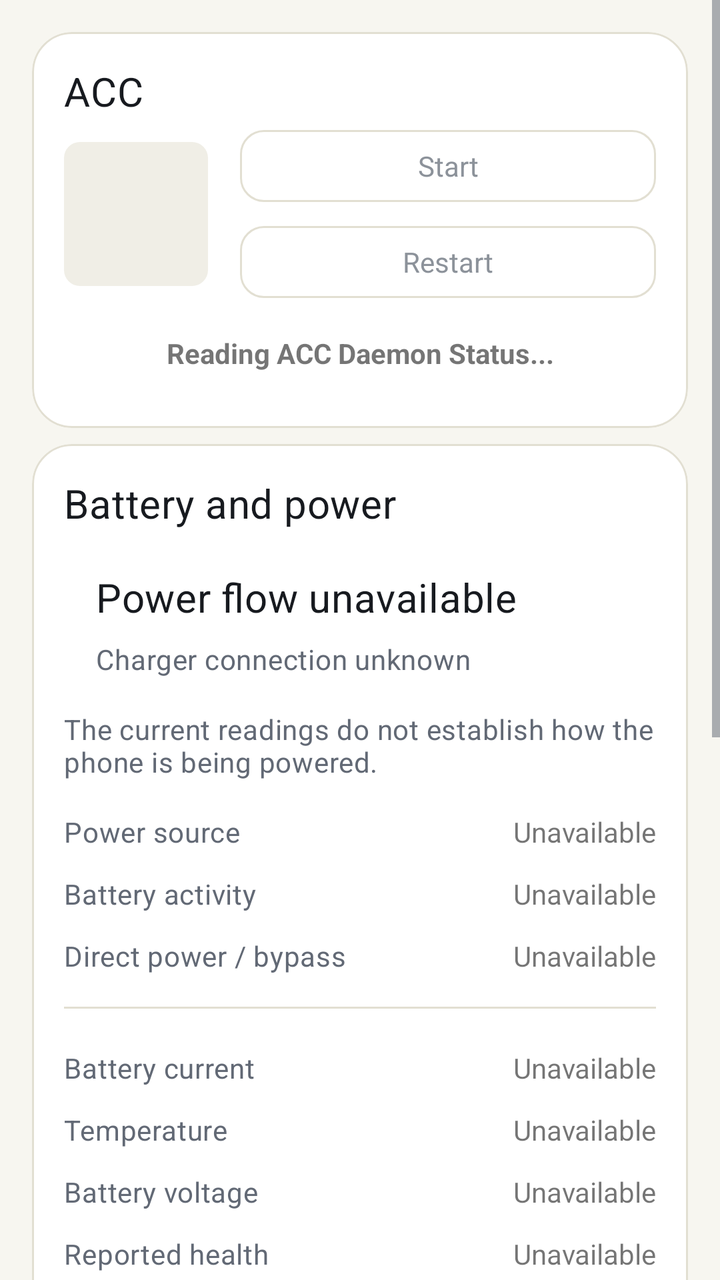
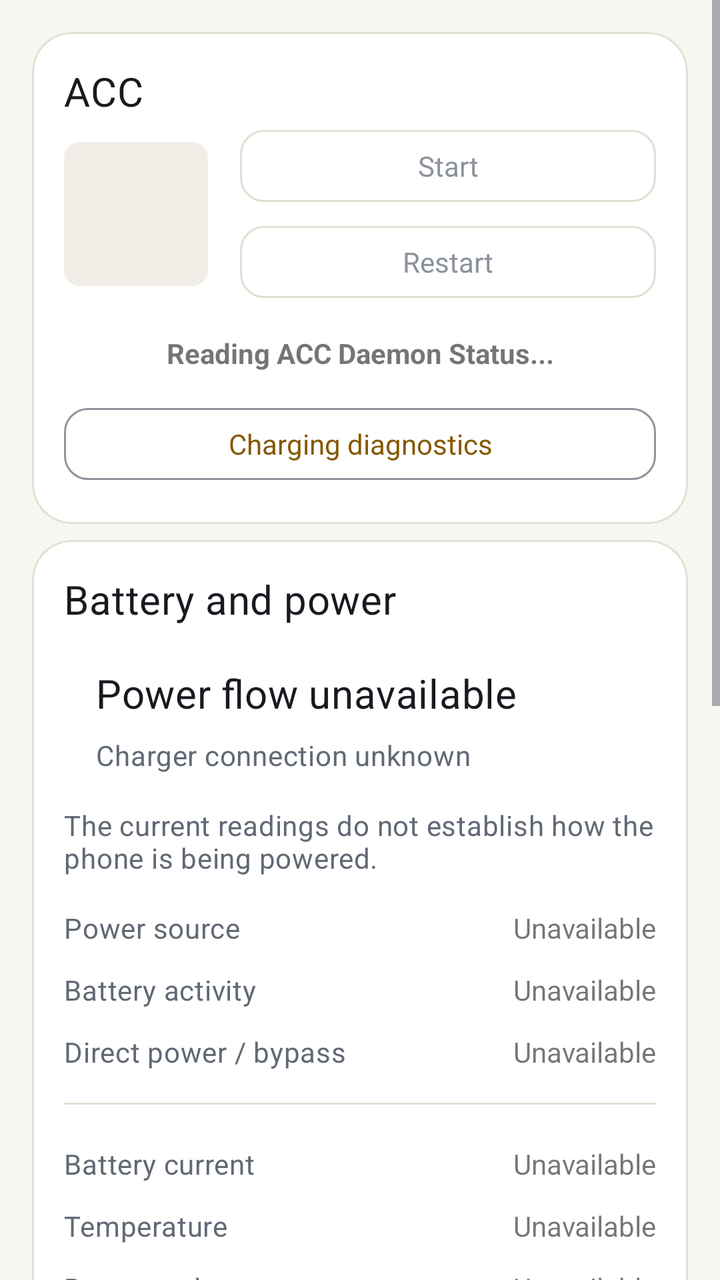

An Android layout rendered at two revisions. The XML below is the earlier revision; the diff shows what the commit changed to produce the second picture.
<!-- AndroidManifest.xml: application theme AccaTheme.DayNight -->
<!-- res/layout/dashboard_fragment.xml -->
<?xml version="1.0" encoding="utf-8"?>
<ScrollView xmlns:android="http://schemas.android.com/apk/res/android"
    xmlns:app="http://schemas.android.com/apk/res-auto"
    xmlns:tools="http://schemas.android.com/tools"
    android:layout_width="match_parent"
    android:layout_height="match_parent"
    android:fillViewport="true"
    android:clipToPadding="false"
    android:paddingBottom="16dp"
    app:layout_behavior="@string/appbar_scrolling_view_behavior"
    tools:context=".activities.MainActivity">

    <LinearLayout
        android:layout_width="match_parent"
        android:layout_height="wrap_content"
        android:orientation="vertical">

        
        <com.google.android.material.card.MaterialCardView
            android:id="@+id/status_card_view"
            style="@style/Widget.Acca.Card"
            android:layout_width="match_parent"
            android:layout_height="wrap_content"
            android:layout_marginLeft="@dimen/card_margin"
            android:layout_marginBottom="@dimen/card_margindiv2"
            android:layout_marginTop="@dimen/card_margin"
            android:layout_marginRight="@dimen/card_margin"
            app:cardCornerRadius="@dimen/card_corner_radius"
            app:cardElevation="0dp"
            app:contentPadding="@dimen/card_content_padding">

            <LinearLayout
                android:layout_width="match_parent"
                android:layout_height="wrap_content"
                android:orientation="vertical">

                <TextView
                    android:id="@+id/dash_title_accdStatus_textView"
                    android:layout_width="wrap_content"
                    android:layout_height="wrap_content"
                    android:text="@string/title_acc"
                    android:textAppearance="@style/TextAppearance.Acca.Title" />

                <LinearLayout
                    android:layout_width="match_parent"
                    android:layout_height="wrap_content"
                    android:gravity="center_vertical"
                    android:orientation="horizontal">

                    <RelativeLayout
                        android:id="@+id/dash_accdStatus_frameLay"
                        android:layout_width="wrap_content"
                        android:layout_height="wrap_content"
                        android:background="@drawable/code_surface"
                        android:padding="12dp">

                        <ImageView
                            android:id="@+id/dash_accdStatus_imageView"
                            android:layout_width="@dimen/acc_status_icon"
                            android:layout_height="@dimen/acc_status_icon"
                            app:tint="@color/color_primary" />

                        <ProgressBar
                            android:id="@+id/dash_accdStatus_pb"
                            android:layout_width="@dimen/acc_status_icon"
                            android:layout_height="@dimen/acc_status_icon"
                            android:indeterminate="true" />

                    </RelativeLayout>

                    <LinearLayout
                        android:layout_width="match_parent"
                        android:layout_height="wrap_content"
                        android:orientation="vertical"
                        android:paddingStart="16dp">

                        <com.google.android.material.button.MaterialButton
                            android:id="@+id/dash_daemonToggle_button"
                            style="@style/Widget.Acca.Button.Outlined"
                            android:layout_width="match_parent"
                            android:layout_height="wrap_content"
                            android:enabled="false"
                            android:text="@string/start"
                            app:icon="@drawable/ic_outline_play_arrow_24px" />

                        <com.google.android.material.button.MaterialButton
                            android:id="@+id/dash_daemonRestart_button"
                            style="@style/Widget.Acca.Button.Outlined"
                            android:layout_width="match_parent"
                            android:layout_height="wrap_content"
                            android:enabled="false"
                            android:text="@string/restart"
                            app:icon="@drawable/ic_sync_24px" />

                    </LinearLayout>
                </LinearLayout>

                <TextView
                    android:id="@+id/dash_accdStatus_textView"
                    android:layout_width="match_parent"
                    android:layout_height="wrap_content"
                    android:textStyle="bold"
                    android:padding="12dp"
                    android:text="@string/acc_daemon_status_reading_status"
                    android:gravity="center"/>
            </LinearLayout>

        </com.google.android.material.card.MaterialCardView>

        <RelativeLayout
            android:id="@+id/current_profile"
            android:layout_height="wrap_content"
            android:layout_width="match_parent" />

        <com.google.android.material.card.MaterialCardView
            style="@style/Widget.Acca.Card"
            android:layout_width="match_parent"
            android:layout_height="wrap_content"
            android:layout_marginLeft="@dimen/card_margin"
            android:layout_marginBottom="@dimen/card_margin"
            android:layout_marginTop="@dimen/card_margindiv2"
            android:layout_marginRight="@dimen/card_margin"
            android:foreground="?selectableItemBackground"
            app:cardCornerRadius="@dimen/card_corner_radius"
            app:cardElevation="0dp"
            app:contentPadding="@dimen/card_content_padding">

            <LinearLayout
                android:layout_width="match_parent"
                android:layout_height="wrap_content"
                android:orientation="vertical">

                <TextView
                    android:layout_width="match_parent"
                    android:layout_height="wrap_content"
                    android:text="@string/energy_card_title"
                    android:textAppearance="@style/TextAppearance.Acca.Title" />

                <LinearLayout
                    android:layout_width="match_parent"
                    android:layout_height="wrap_content"
                    android:layout_marginTop="20dp"
                    android:gravity="center_vertical"
                    android:orientation="horizontal">

                    <com.dinuscxj.progressbar.CircleProgressBar
                        android:id="@+id/dash_batteryCapacity_pBar"
                        android:layout_width="80dp"
                        android:layout_height="80dp"
                        android:progress="0"
                        android:visibility="gone"
                        tools:visibility="visible"
                        app:progress_end_color="@color/color_primary"
                        app:progress_shader="sweep"
                        app:progress_start_color="@color/color_secondary"
                        app:progress_stroke_cap="round"
                        app:progress_stroke_width="5dp"
                        app:progress_text_color="?android:attr/textColorPrimary"
                        app:progress_text_size="@dimen/label_text"
                        app:progress_style="solid_line" />

                    <LinearLayout
                        android:layout_width="0dp"
                        android:layout_height="wrap_content"
                        android:layout_weight="1"
                        android:layout_marginStart="16dp"
                        android:orientation="vertical">
                        <TextView
                            android:id="@+id/dash_batteryStatus_textView"
                            android:layout_width="match_parent"
                            android:layout_height="wrap_content"
                            android:text="@string/energy_unknown"
                            android:textAppearance="@style/TextAppearance.Acca.Title"
                            android:accessibilityLiveRegion="polite" />
                        <TextView
                            android:id="@+id/dash_powerConnection_textView"
                            android:layout_width="match_parent"
                            android:layout_height="wrap_content"
                            android:layout_marginTop="8dp"
                            android:text="@string/battery_power_unknown"
                            android:textAppearance="@style/TextAppearance.Acca.Body" />
                    </LinearLayout>
                </LinearLayout>

                <TextView
                    android:id="@+id/dash_energyDescription_textView"
                    android:layout_width="match_parent"
                    android:layout_height="wrap_content"
                    android:layout_marginTop="16dp"
                    android:layout_marginBottom="16dp"
                    android:text="@string/energy_unknown_help"
                    android:textAppearance="@style/TextAppearance.Acca.Body" />

                <LinearLayout
                    android:layout_width="match_parent"
                    android:layout_height="wrap_content"
                    android:layout_marginBottom="12dp"
                    android:gravity="top"
                    android:orientation="horizontal">
                    <TextView
                        android:layout_width="0dp"
                        android:layout_height="wrap_content"
                        android:layout_weight="1"
                        android:layout_marginEnd="12dp"
                        android:text="@string/energy_source_label"
                        android:textAppearance="@style/TextAppearance.Acca.Body" />
                    <TextView
                        android:id="@+id/dash_energySource_textView"
                        android:layout_width="0dp"
                        android:layout_height="wrap_content"
                        android:layout_weight="1"
                        android:gravity="end"
                        android:text="@string/battery_data_unavailable"
                        android:textSize="14sp" />
                </LinearLayout>

                <LinearLayout
                    android:layout_width="match_parent"
                    android:layout_height="wrap_content"
                    android:layout_marginBottom="12dp"
                    android:gravity="top"
                    android:orientation="horizontal">
                    <TextView
                        android:layout_width="0dp"
                        android:layout_height="wrap_content"
                        android:layout_weight="1"
                        android:layout_marginEnd="12dp"
                        android:text="@string/energy_activity_label"
                        android:textAppearance="@style/TextAppearance.Acca.Body" />
                    <TextView
                        android:id="@+id/dash_batteryActivity_textView"
                        android:layout_width="0dp"
                        android:layout_height="wrap_content"
                        android:layout_weight="1"
                        android:gravity="end"
                        android:text="@string/battery_data_unavailable"
                        android:textSize="14sp" />
                </LinearLayout>

                <LinearLayout
                    android:layout_width="match_parent"
                    android:layout_height="wrap_content"
                    android:layout_marginBottom="12dp"
                    android:gravity="top"
                    android:orientation="horizontal">
                    <TextView
                        android:layout_width="0dp"
                        android:layout_height="wrap_content"
                        android:layout_weight="1"
                        android:layout_marginEnd="12dp"
                        android:text="@string/energy_bypass_label"
                        android:textAppearance="@style/TextAppearance.Acca.Body" />
                    <TextView
                        android:id="@+id/dash_bypassMode_textView"
                        android:layout_width="0dp"
                        android:layout_height="wrap_content"
                        android:layout_weight="1"
                        android:gravity="end"
                        android:text="@string/battery_data_unavailable"
                        android:textSize="14sp" />
                </LinearLayout>

                <View
                    android:layout_width="match_parent"
                    android:layout_height="1dp"
                    android:layout_marginTop="4dp"
                    android:layout_marginBottom="20dp"
                    android:background="@color/outline_subtle" />

                <LinearLayout
                    android:layout_width="match_parent"
                    android:layout_height="wrap_content"
                    android:layout_marginBottom="12dp"
                    android:gravity="top"
                    android:orientation="horizontal">
                    <TextView
                        android:layout_width="0dp"
                        android:layout_height="wrap_content"
                        android:layout_weight="1"
                        android:layout_marginEnd="12dp"
                        android:text="@string/energy_current_label"
                        android:textAppearance="@style/TextAppearance.Acca.Body" />
                    <TextView
                        android:id="@+id/dash_chargingSpeed_textView"
                        android:layout_width="0dp"
                        android:layout_height="wrap_content"
                        android:layout_weight="1"
                        android:gravity="end"
                        android:text="@string/battery_data_unavailable"
                        android:textSize="14sp" />
                </LinearLayout>

                <LinearLayout
                    android:layout_width="match_parent"
                    android:layout_height="wrap_content"
                    android:layout_marginBottom="12dp"
                    android:gravity="top"
                    android:orientation="horizontal">
                    <TextView
                        android:layout_width="0dp"
                        android:layout_height="wrap_content"
                        android:layout_weight="1"
                        android:layout_marginEnd="12dp"
                        android:text="@string/energy_temperature_label"
                        android:textAppearance="@style/TextAppearance.Acca.Body" />
                    <TextView
                        android:id="@+id/dash_batteryTemperature_textView"
                        android:layout_width="0dp"
                        android:layout_height="wrap_content"
                        android:layout_weight="1"
                        android:gravity="end"
                        android:text="@string/battery_data_unavailable"
                        android:textSize="14sp" />
                </LinearLayout>

                <LinearLayout
                    android:layout_width="match_parent"
                    android:layout_height="wrap_content"
                    android:layout_marginBottom="12dp"
                    android:gravity="top"
                    android:orientation="horizontal">
                    <TextView
                        android:layout_width="0dp"
                        android:layout_height="wrap_content"
                        android:layout_weight="1"
                        android:layout_marginEnd="12dp"
                        android:text="@string/energy_voltage_label"
                        android:textAppearance="@style/TextAppearance.Acca.Body" />
                    <TextView
                        android:id="@+id/dash_batteryVoltage_textView"
                        android:layout_width="0dp"
                        android:layout_height="wrap_content"
                        android:layout_weight="1"
                        android:gravity="end"
                        android:text="@string/battery_data_unavailable"
                        android:textSize="14sp" />
                </LinearLayout>

                <LinearLayout
                    android:layout_width="match_parent"
                    android:layout_height="wrap_content"
                    android:layout_marginBottom="12dp"
                    android:gravity="top"
                    android:orientation="horizontal">
                    <TextView
                        android:layout_width="0dp"
                        android:layout_height="wrap_content"
                        android:layout_weight="1"
                        android:layout_marginEnd="12dp"
                        android:text="@string/energy_health_label"
                        android:textAppearance="@style/TextAppearance.Acca.Body" />
                    <TextView
                        android:id="@+id/dash_batteryHealth_textView"
                        android:layout_width="0dp"
                        android:layout_height="wrap_content"
                        android:layout_weight="1"
                        android:gravity="end"
                        android:text="@string/battery_data_unavailable"
                        android:textSize="14sp" />
                </LinearLayout>

                <TextView
                    android:layout_width="match_parent"
                    android:layout_height="wrap_content"
                    android:layout_marginTop="4dp"
                    android:layout_marginBottom="20dp"
                    android:text="@string/energy_current_note"
                    android:textAppearance="@style/TextAppearance.Acca.Body" />

                
                <LinearLayout
                    android:layout_width="match_parent"
                    android:layout_height="wrap_content"
                    android:layout_gravity="center"
                    android:orientation="vertical">

                    <com.google.android.material.button.MaterialButton
                        android:id="@+id/dash_editCargingLimitOnce_button"
                        style="@style/Widget.Acca.Button.Outlined"
                        android:layout_width="match_parent"
                        android:layout_height="wrap_content"
                        app:icon="@drawable/ic_outline_edit_24px"
                        android:text="@string/ui_charge_once" />

                    <com.google.android.material.button.MaterialButton
                        android:id="@+id/dash_resetBatteryStats_button"
                        style="@style/Widget.Acca.Button.Outlined"
                        android:layout_width="match_parent"
                        android:layout_height="wrap_content"
                        android:text="@string/reset_stats" />
                </LinearLayout>

            </LinearLayout>
        </com.google.android.material.card.MaterialCardView>

        <com.google.android.material.card.MaterialCardView
            style="@style/Widget.Acca.Card"
            android:layout_width="match_parent"
            android:layout_height="wrap_content"
            android:layout_marginHorizontal="@dimen/card_margin"
            android:layout_marginBottom="@dimen/card_margin"
            app:contentPadding="@dimen/card_content_padding">
            <LinearLayout
                android:layout_width="match_parent"
                android:layout_height="wrap_content"
                android:orientation="vertical">
                <TextView
                    android:layout_width="match_parent"
                    android:layout_height="wrap_content"
                    android:text="@string/battery_summary_title"
                    android:textAppearance="@style/TextAppearance.Acca.Title" />
                <LinearLayout
                    android:layout_width="match_parent"
                    android:layout_height="wrap_content"
                    android:layout_marginTop="16dp"
                    android:gravity="center_vertical"
                    android:orientation="horizontal">
                    <TextView
                        android:layout_width="0dp"
                        android:layout_height="wrap_content"
                        android:layout_weight="1"
                        android:layout_marginEnd="16dp"
                        android:text="@string/battery_cycles_label"
                        android:textAppearance="@style/TextAppearance.Acca.Body" />
                    <TextView
                        android:id="@+id/dash_batteryCycles_textView"
                        android:layout_width="wrap_content"
                        android:layout_height="wrap_content"
                        android:text="@string/battery_data_unavailable"
                        android:textSize="16sp" />
                </LinearLayout>
                <LinearLayout
                    android:layout_width="match_parent"
                    android:layout_height="wrap_content"
                    android:layout_marginTop="16dp"
                    android:gravity="center_vertical"
                    android:orientation="horizontal">
                    <TextView
                        android:layout_width="0dp"
                        android:layout_height="wrap_content"
                        android:layout_weight="1"
                        android:layout_marginEnd="16dp"
                        android:text="@string/battery_full_capacity_label"
                        android:textAppearance="@style/TextAppearance.Acca.Body" />
                    <TextView
                        android:id="@+id/dash_batteryFullCapacity_textView"
                        android:layout_width="wrap_content"
                        android:layout_height="wrap_content"
                        android:text="@string/battery_data_unavailable"
                        android:textSize="16sp" />
                </LinearLayout>
                <LinearLayout
                    android:layout_width="match_parent"
                    android:layout_height="wrap_content"
                    android:layout_marginTop="16dp"
                    android:gravity="center_vertical"
                    android:orientation="horizontal">
                    <TextView
                        android:layout_width="0dp"
                        android:layout_height="wrap_content"
                        android:layout_weight="1"
                        android:layout_marginEnd="16dp"
                        android:text="@string/battery_design_capacity_label"
                        android:textAppearance="@style/TextAppearance.Acca.Body" />
                    <TextView
                        android:id="@+id/dash_batteryDesignCapacity_textView"
                        android:layout_width="wrap_content"
                        android:layout_height="wrap_content"
                        android:text="@string/battery_data_unavailable"
                        android:textSize="16sp" />
                </LinearLayout>
                <TextView
                    android:layout_width="match_parent"
                    android:layout_height="wrap_content"
                    android:layout_marginTop="24dp"
                    android:text="@string/battery_diagnostics_note"
                    android:textAppearance="@style/TextAppearance.Acca.Body" />
            </LinearLayout>
        </com.google.android.material.card.MaterialCardView>

    </LinearLayout>
</ScrollView>
<!-- resources referenced by this layout -->
<resources>
  <color name="color_primary">#FFD600</color>
  <color name="color_secondary">@color/color_primary</color>
  <color name="outline_subtle">#E2DFD2</color>
  <dimen name="acc_status_icon">48dp</dimen>
  <dimen name="card_content_padding">16dp</dimen>
  <dimen name="card_corner_radius">20dp</dimen>
  <dimen name="card_margin">16dp</dimen>
  <dimen name="card_margindiv2">4dp</dimen>
  <dimen name="label_text">16sp</dimen>
  <!-- drawable code_surface (drawable) -->
  <shape xmlns:android="http://schemas.android.com/apk/res/android">
      <solid android:color="@color/surface_variant" />
      <corners android:radius="8dp" />
  </shape>
  <string name="acc_daemon_status_reading_status">Reading ACC Daemon Status...</string>
  <string name="battery_cycles_label">Reported charge cycles</string>
  <string name="battery_data_unavailable">Unavailable</string>
  <string name="battery_design_capacity_label">Design capacity</string>
  <string name="battery_diagnostics_note">Values reported by the device. Unavailable readings are shown explicitly.</string>
  <string name="battery_full_capacity_label">Estimated full capacity</string>
  <string name="battery_power_unknown">Charger connection unknown</string>
  <string name="battery_summary_title">Battery summary</string>
  <string name="energy_activity_label">Battery activity</string>
  <string name="energy_bypass_label">Direct power / bypass</string>
  <string name="energy_card_title">Battery and power</string>
  <string name="energy_current_label">Battery current</string>
  <string name="energy_current_note">This measures battery current, not the total current drawn from the charger.</string>
  <string name="energy_health_label">Reported health</string>
  <string name="energy_source_label">Power source</string>
  <string name="energy_temperature_label">Temperature</string>
  <string name="energy_unknown">Power flow unavailable</string>
  <string name="energy_unknown_help">The current readings do not establish how the phone is being powered.</string>
  <string name="energy_voltage_label">Battery voltage</string>
  <string name="reset_stats">Reset battery stats</string>
  <string name="restart">Restart</string>
  <string name="start">Start</string>
  <string name="title_acc">ACC</string>
  <string name="ui_charge_once">Charge once to a chosen level</string>
  <style name="AccaTheme.DayNight" parent="Base.AccaTheme" />
  <color name="surface_variant">#F0EEE6</color>
  <color name="text_secondary">#626975</color>
  <color name="color_on_surface">#171A1F</color>
  <color name="color_surface">#FFFFFF</color>
  <color name="color_primary_variant">#C5A600</color>
  <color name="color_secondary_variant">@color/color_primary_variant</color>
  <color name="color_background">#F7F6F0</color>
  <color name="color_error">#BA3345</color>
  <color name="color_on_primary">#171A1F</color>
  <color name="color_on_secondary">@color/color_on_primary</color>
  <color name="color_on_background">#171A1F</color>
  <color name="color_on_error">#FFFFFF</color>
  <color name="color_primary_content">#855800</color>
  <style name="ShapeAppearance.AccaTheme.SmallComponent" parent="ShapeAppearance.MaterialComponents.SmallComponent">
          <item name="cornerSize">12dp</item>
      </style>
  <style name="ShapeAppearance.AccaTheme.MediumComponent" parent="ShapeAppearance.MaterialComponents.MediumComponent">
          <item name="cornerSize">20dp</item>
      </style>
  <style name="ShapeAppearance.AccaTheme.LargeComponent" parent="ShapeAppearance.MaterialComponents.LargeComponent">
          <item name="cornerSize">24dp</item>
      </style>
  <style name="Widget.Acca.Popup" parent="Widget.AppCompat.PopupMenu">
          <item name="android:popupBackground">@drawable/popup_surface</item>
          <item name="android:popupElevation">8dp</item>
      </style>
</resources>

<!-- the commit's change to res/layout/dashboard_fragment.xml (unified diff, before → after) -->
@@ -103,6 +103,13 @@
                     android:padding="12dp"
                     android:text="@string/acc_daemon_status_reading_status"
                     android:gravity="center"/>
+                <TextView android:id="@+id/dash_health_summary"
+                    android:layout_width="match_parent" android:layout_height="wrap_content"
+                    android:layout_marginBottom="8dp" android:visibility="gone" />
+                <com.google.android.material.button.MaterialButton
+                    android:id="@+id/dash_troubleshoot_button" style="@style/Widget.Acca.Button.Outlined"
+                    android:layout_width="match_parent" android:layout_height="wrap_content"
+                    android:text="@string/troubleshoot_title" />
             </LinearLayout>
 
         </com.google.android.material.card.MaterialCardView>
<!-- resource entries referenced after the edit -->
@@ -37,6 +37,7 @@
   <string name="restart">Restart</string>
   <string name="start">Start</string>
   <string name="title_acc">ACC</string>
+  <string name="troubleshoot_title">Charging diagnostics</string>
   <string name="ui_charge_once">Charge once to a chosen level</string>
   <style name="AccaTheme.DayNight" parent="Base.AccaTheme" />
   <color name="surface_variant">#F0EEE6</color>
